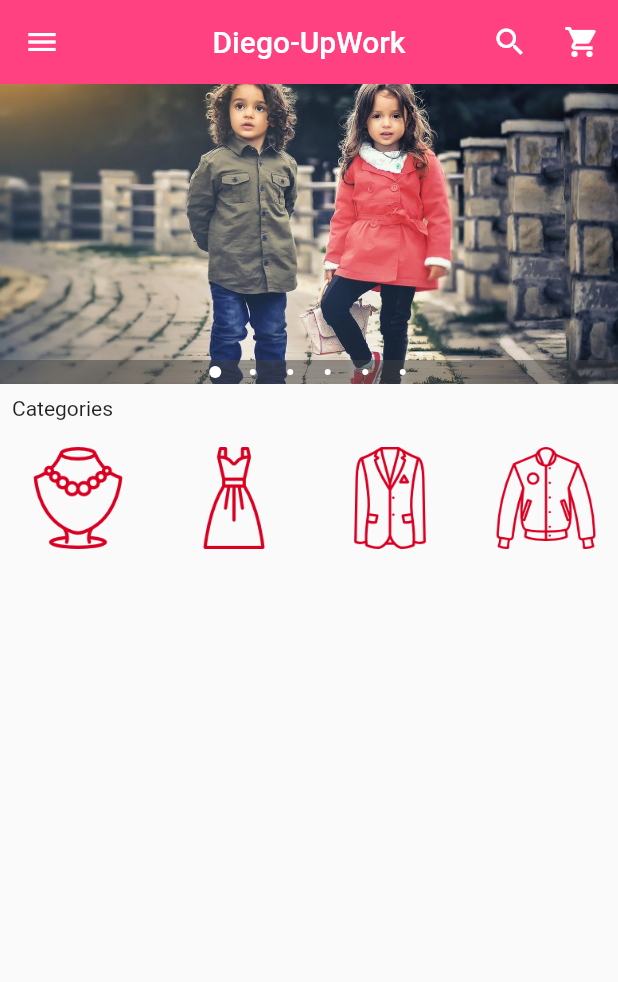
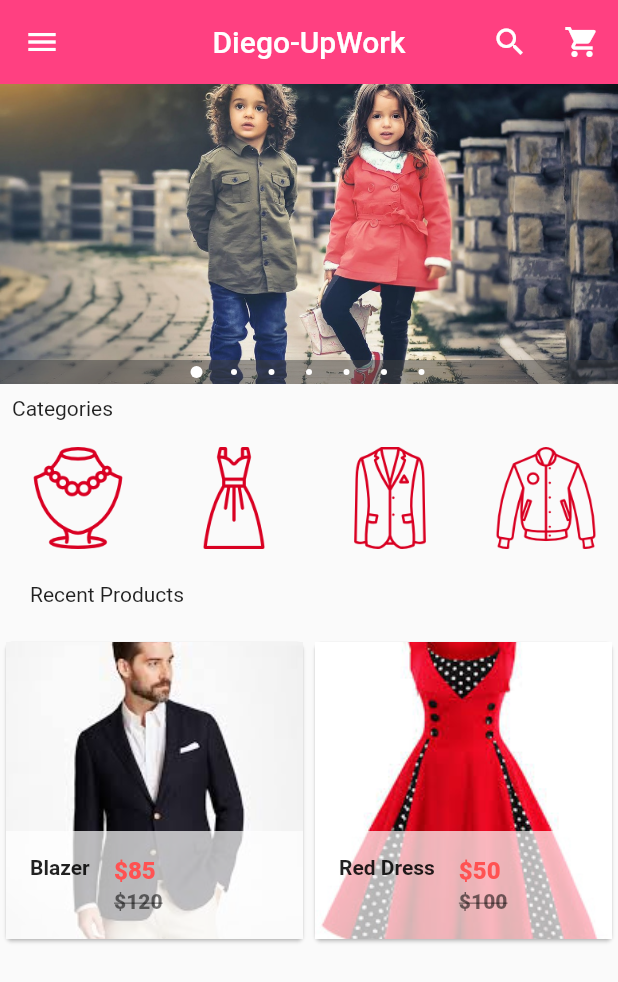
Before and after one commit to FODAYGREATTHINKER/Flutter_Ecommerce_App-1, a Flutter app: the screen it shows after launch, on a phone screen of 412 x 824 dp. Shown: the top 982 px of the screen. Run offline on Flutter 3.47's test engine with Material 2 defaults, Android fonts, the phone set to English and light mode, and no system bars; drawn by our look-alikes of carousel_pro.

Commit message:
Recent Product's GridView Implemented

```diff
--- /dev/null
+++ b/lib/components/products.dart
@@ -0,0 +1,91 @@
+import 'package:flutter/material.dart';
+
+class Products extends StatefulWidget {
+  @override
+  _ProductsState createState() => _ProductsState();
+}
+
+class _ProductsState extends State<Products> {
+  var productList = [
+    {
+      "name": "Blazer",
+      "picture": "images/products/blazer1.jpeg",
+      "old_price": 120,
+      "price": 85,
+    },
+    {
+      "name": "Red Dress",
+      "picture": "images/products/dress1.jpeg",
+      "old_price": 100,
+      "price": 50,
+    },
+  ];
+
+  @override
+  Widget build(BuildContext context) {
+    return GridView.builder(
+        itemCount: productList.length,
+        gridDelegate:
+            new SliverGridDelegateWithFixedCrossAxisCount(crossAxisCount: 2),
+        itemBuilder: (BuildContext context, int index) {
+          return SingleProduct(
+            productName: productList[index]['name'],
+            productPicture: productList[index]['picture'],
+            productOldPrice: productList[index]['old_price'],
+            productPrice: productList[index]['price'],
+          );
+        });
+  }
+}
+
+class SingleProduct extends StatelessWidget {
+  final productName;
+  final productPicture;
+  final productOldPrice;
+  final productPrice;
+
+  SingleProduct({
+    this.productName,
+    this.productPicture,
+    this.productOldPrice,
+    this.productPrice,
+  });
+
+  @override
+  Widget build(BuildContext context) {
+    return Card(
+      child: Hero(
+          tag: productName,
+          child: Material(
+            child: InkWell(
+              onTap: () {},
+              child: GridTile(
+                  footer: Container(
+                    color: Colors.white70,
+                    child: ListTile(
+                      leading: Text(
+                        productName,
+                        style: TextStyle(fontWeight: FontWeight.bold),
+                      ),
+                      title: Text(
+                        "\$$productPrice",
+                        style: TextStyle(
+                            color: Colors.redAccent, fontWeight: FontWeight.w800),
+                      ),
+                      subtitle: Text("\$$productOldPrice",
+                      style: TextStyle(
+                          color: Colors.black54,
+                          fontWeight: FontWeight.w800,
+                          decoration: TextDecoration.lineThrough),
+                      ),
+                    ),
+                  ),
+                  child: Image.asset(
+                    productPicture,
+                    fit: BoxFit.cover,
+                  )),
+            ),
+          )),
+    );
+  }
+}
--- a/lib/main.dart
+++ b/lib/main.dart
@@ -3,6 +3,7 @@ import 'package:carousel_pro/carousel_pro.dart';
 
 //Local imports
 import 'package:upwork_diego/components/horizontal_categories_lv.dart';
+import 'package:upwork_diego/components/products.dart';
 
 void main(){
   runApp(
@@ -32,6 +33,7 @@ class _HomePageState extends State<HomePage> {
         AssetImage('images/w1.jpeg'),
         AssetImage('images/w3.jpeg'),
         AssetImage('images/w4.jpeg'),
+        AssetImage('images/IMG_1266.jpg'),
       ],
       autoplay: false,
       animationCurve: Curves.fastOutSlowIn,
@@ -137,6 +139,15 @@ class _HomePageState extends State<HomePage> {
           //Horizontal 'Categories' List View begins here
           HorizontalCategoriesList(),
 
+          //padding widget
+          new Padding(padding: const EdgeInsets.all(20.0),
+            child: new Text('Recent Products'),),
+
+          //Recent products's grid view
+          Container(
+            height: 320.0,
+              child: Products(),
+          )
 
         ],
       ),
```
Also changed, not shown: pubspec.yaml (+12 -0 lines).
